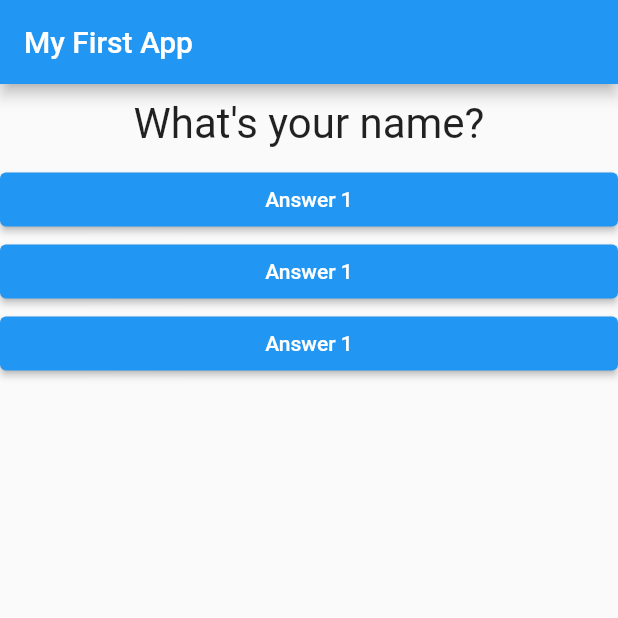
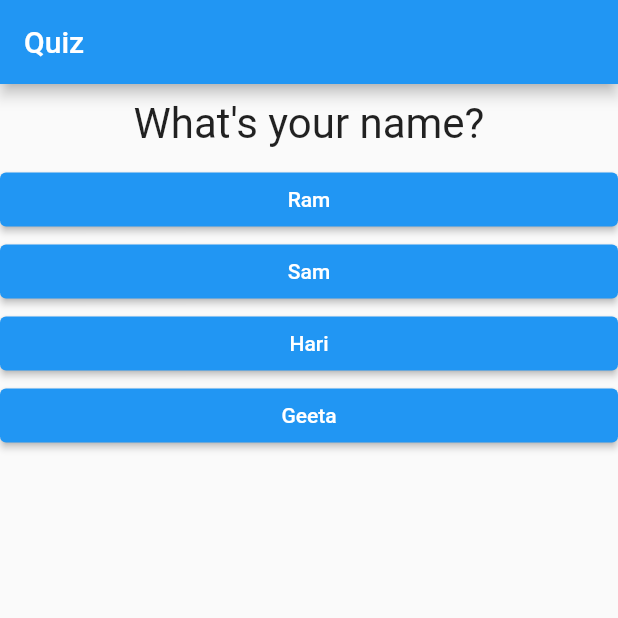
Before and after one commit to AaryanSharmaNeupane/FlutterQuiz, a Flutter app: the screen it shows after launch, on a phone screen of 412 x 824 dp, the top half of it. Run offline on Flutter 3.47's test engine with Material 2 defaults, Android fonts, the phone set to English and light mode, and no system bars.

Commit message:
dynamically changing question answer created

```diff
--- a/lib/answer.dart
+++ b/lib/answer.dart
@@ -2,14 +2,15 @@ import 'package:flutter/material.dart';
 
 class Answer extends StatelessWidget {
   final VoidCallback selectHandler;
-  Answer(this.selectHandler);
+  final answerText;
+  Answer(this.selectHandler, this.answerText);
   @override
   Widget build(BuildContext context) {
     return Container(
       width: double.infinity,
       //color: Colors.blue,
       child: ElevatedButton(
-        child: Text("Answer 1"),
+        child: Text(answerText),
         onPressed: selectHandler,
       ),
     );
--- a/lib/main.dart
+++ b/lib/main.dart
@@ -21,23 +21,33 @@ class _MyAppState extends State<MyApp> {
   }
 
   var questions = [
-    'What\'s your name?',
-    "What's your favourite color?",
-    "What's your favourite animal?"
+    {
+      'questionText': 'What\'s your name?',
+      'answers': ['Ram', 'Sam', 'Hari', 'Geeta'],
+    },
+    {
+      'questionText': "What's your favourite color?",
+      'answers': ['Black', 'White', 'Green', 'Yellow'],
+    },
+    {
+      'questionText': "What's your favourite animal?",
+      'answers': ['Cat', 'Dog', 'Horse', 'Lion'],
+    },
   ];
 
   Widget build(BuildContext context) {
     return MaterialApp(
       home: Scaffold(
         appBar: AppBar(
-          title: Text('My First App'),
+          title: Text('Quiz'),
         ),
         body: Column(
           children: [
-            Question(questions[questionIndex]),
-            Answer(answerQuestion),
-            Answer(answerQuestion),
-            Answer(answerQuestion),
+            Question(questions[questionIndex]['questionText']),
+            ...(questions[questionIndex]['answers'] as List<String>)
+                .map((answer) {
+              return Answer(answerQuestion, answer);
+            }).toList()
           ],
         ),
       ),
--- a/lib/question.dart
+++ b/lib/question.dart
@@ -1,7 +1,7 @@
 import 'package:flutter/material.dart';
 
 class Question extends StatelessWidget {
-  final String questionText;
+  final questionText;
   Question(this.questionText);
 
   @override
```
